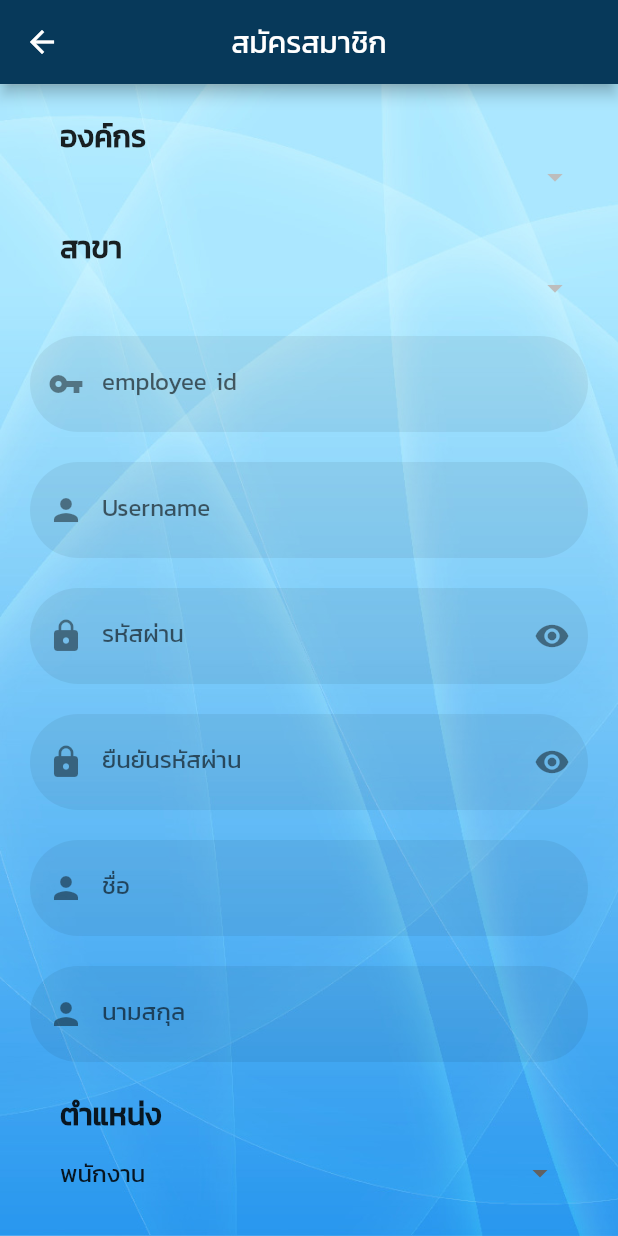
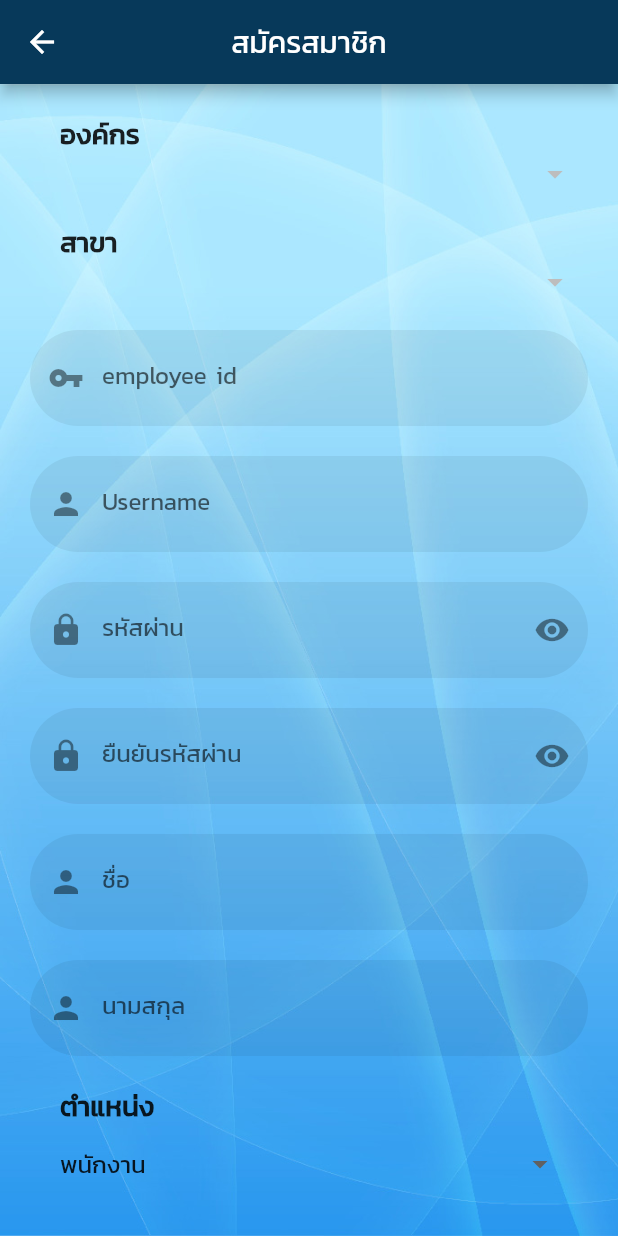
Before and after one commit to kypdev/workcheckin, a Flutter app: the RegisterScreen screen opened directly, on a phone screen of 412 x 824 dp. Run offline on Flutter 3.47's test engine with Material 2 defaults, Android fonts, the phone set to English and light mode, and no system bars; our stand-ins replace font_awesome_flutter, geolocator, numberpicker, rflutter_alert, shared_preferences; missing offline and left inert: device_id, flutter_cupertino_date_picker; accounts and stored records are empty; network calls fail.

Commit message:
edit fontsize register screen

```diff
--- a/lib/views/register_screen.dart
+++ b/lib/views/register_screen.dart
@@ -326,6 +326,7 @@ class _RegisterScreenState extends State<RegisterScreen> {
 
   @override
   Widget build(BuildContext context) {
+    var scrSize = MediaQuery.of(context).size;
     return SafeArea(
       child: Scaffold(
         appBar: AppBar(
@@ -374,7 +375,10 @@ class _RegisterScreenState extends State<RegisterScreen> {
                                   value: value,
                                   child: Text(
                                     value,
-                                    style: TextStyle(fontFamily: _kanit),
+                                    style: TextStyle(
+                                      fontFamily: _kanit,
+                                      fontSize: scrSize.width * 0.039,
+                                    ),
                                   ),
                                 );
                               }).toList(),
@@ -414,7 +418,10 @@ class _RegisterScreenState extends State<RegisterScreen> {
                                   value: value,
                                   child: Text(
                                     value,
-                                    style: TextStyle(fontFamily: _kanit),
+                                    style: TextStyle(
+                                      fontFamily: _kanit,
+                                      fontSize: scrSize.width * 0.039,
+                                    ),
                                   ),
                                 );
                               }).toList(),
@@ -579,7 +586,10 @@ class _RegisterScreenState extends State<RegisterScreen> {
                                   value: value,
                                   child: Text(
                                     value,
-                                    style: TextStyle(fontFamily: _kanit),
+                                    style: TextStyle(
+                                      fontFamily: _kanit,
+                                      fontSize: scrSize.width * 0.039,
+                                    ),
                                   ),
                                 );
                               }).toList(),
@@ -616,7 +626,10 @@ class _RegisterScreenState extends State<RegisterScreen> {
                                   value: value,
                                   child: Text(
                                     value,
-                                    style: TextStyle(fontFamily: _kanit),
+                                    style: TextStyle(
+                                      fontFamily: _kanit,
+                                      fontSize: scrSize.width * 0.039,
+                                    ),
                                   ),
                                 );
                               }).toList(),
@@ -651,10 +664,9 @@ class _RegisterScreenState extends State<RegisterScreen> {
                           child: Text(
                             'สมัครสมาชิก',
                             style: TextStyle(
-                              fontFamily: _kanit,
-                              color: Colors.white,
-                              fontSize: 20,
-                            ),
+                                fontFamily: _kanit,
+                                color: Colors.white,
+                                fontSize: scrSize.width * 0.045),
                           ),
                         ),
                       ),
@@ -714,6 +726,7 @@ class _RegisterScreenState extends State<RegisterScreen> {
   Widget dropdown({
     title,
   }) {
+    var scrSize = MediaQuery.of(context).size;
     return Padding(
       padding: const EdgeInsets.only(left: 20, top: 20),
       child: Column(
@@ -723,7 +736,7 @@ class _RegisterScreenState extends State<RegisterScreen> {
             title,
             style: TextStyle(
               fontFamily: _kanit,
-              fontSize: 20.0,
+              fontSize: scrSize.width * 0.045,
               fontWeight: FontWeight.bold,
             ),
           ),
```
